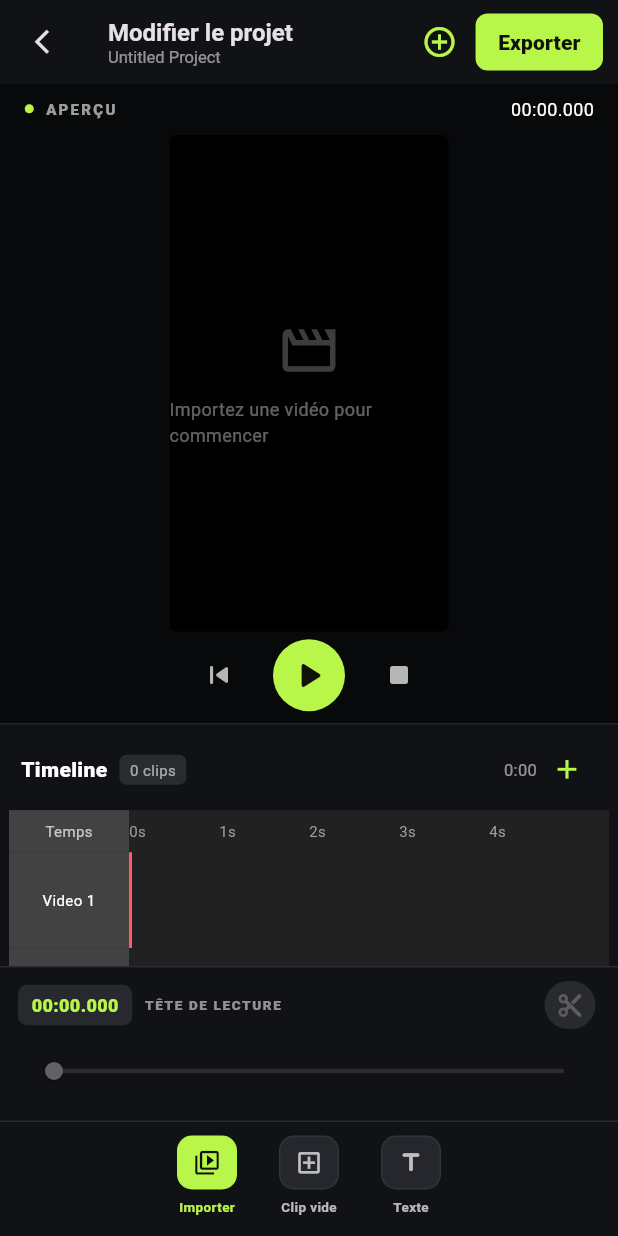
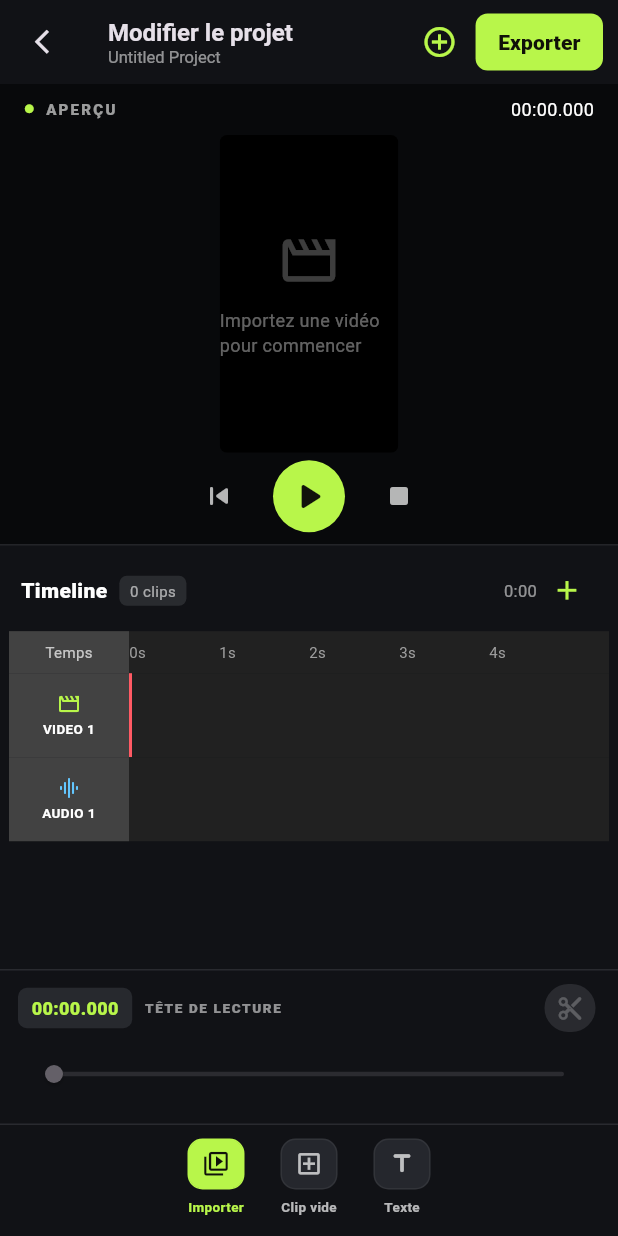
Before and after one commit to hichamDao/edit_video, a Flutter app: the screen it shows after launch, on a phone screen of 412 x 824 dp. Run offline on Flutter 3.47's test engine with Material 3 defaults, Android fonts, the phone set to English and light mode, and no system bars; our stand-ins replace file_picker, video_player.

Commit message:
Improve CapCut-style timeline visibility and track labels

```diff
--- a/lib/features/editor/editor_screen.dart
+++ b/lib/features/editor/editor_screen.dart
@@ -588,7 +588,7 @@ class _EditorScreenState extends State<EditorScreen> {
     final isVideoTrack = track.type == TrackType.video;
 
     return SizedBox(
-      height: 64,
+      height: 56,
       child: Container(
         color: Colors.grey.shade900,
         child: Stack(
@@ -603,13 +603,41 @@ class _EditorScreenState extends State<EditorScreen> {
                 color: Colors.grey.shade800,
                 alignment: Alignment.center,
                 padding: const EdgeInsets.all(4),
-                child: Text(
-                  track.name,
-                  textAlign: TextAlign.center,
-                  style: const TextStyle(
-                    color: Colors.white,
-                    fontSize: 10,
-                  ),
+                child: Column(
+                  mainAxisAlignment: MainAxisAlignment.center,
+                  children: [
+                    Icon(
+                      isVideoTrack
+                          ? Icons.movie_outlined
+                          : track.type == TrackType.text
+                              ? Icons.title_rounded
+                              : Icons.graphic_eq_rounded,
+                      size: 16,
+                      color: isVideoTrack
+                          ? const Color(0xFFB8F64A)
+                          : track.type == TrackType.text
+                              ? const Color(0xFFFFC857)
+                              : const Color(0xFF63C7FF),
+                    ),
+                    const SizedBox(height: 2),
+                    Text(
+                      track.name.isEmpty
+                          ? (isVideoTrack
+                              ? 'VIDÉO'
+                              : track.type == TrackType.text
+                                  ? 'TEXTE'
+                                  : 'AUDIO')
+                          : track.name.toUpperCase(),
+                      textAlign: TextAlign.center,
+                      maxLines: 1,
+                      overflow: TextOverflow.ellipsis,
+                      style: const TextStyle(
+                        color: Colors.white,
+                        fontSize: 9,
+                        fontWeight: FontWeight.w700,
+                      ),
+                    ),
+                  ],
                 ),
               ),
             ),
@@ -1675,7 +1703,7 @@ class _EditorScreenState extends State<EditorScreen> {
               ? const Color(0xFFFF6670)
               : Colors.white70;
       return SizedBox(
-        width: 68,
+        width: 62,
         child: InkWell(
           borderRadius: BorderRadius.circular(10),
           onTap: onPressed,
@@ -1685,8 +1713,8 @@ class _EditorScreenState extends State<EditorScreen> {
               mainAxisSize: MainAxisSize.min,
               children: [
                 Container(
-                  width: 40,
-                  height: 36,
+                  width: 38,
+                  height: 34,
                   decoration: BoxDecoration(
                     color: primary
                         ? const Color(0xFFB8F64A)
@@ -1846,7 +1874,7 @@ class _EditorScreenState extends State<EditorScreen> {
       body: Column(
         children: [
           Expanded(
-            flex: 5,
+            flex: 4,
             child: Container(
               width: double.infinity,
               color: const Color(0xFF08090B),
@@ -1981,7 +2009,7 @@ class _EditorScreenState extends State<EditorScreen> {
           ),
           Container(height: 1, color: const Color(0xFF292A2F)),
           Expanded(
-            flex: 4,
+            flex: 6,
             child: Container(
               color: const Color(0xFF111216),
               child: Column(
```
